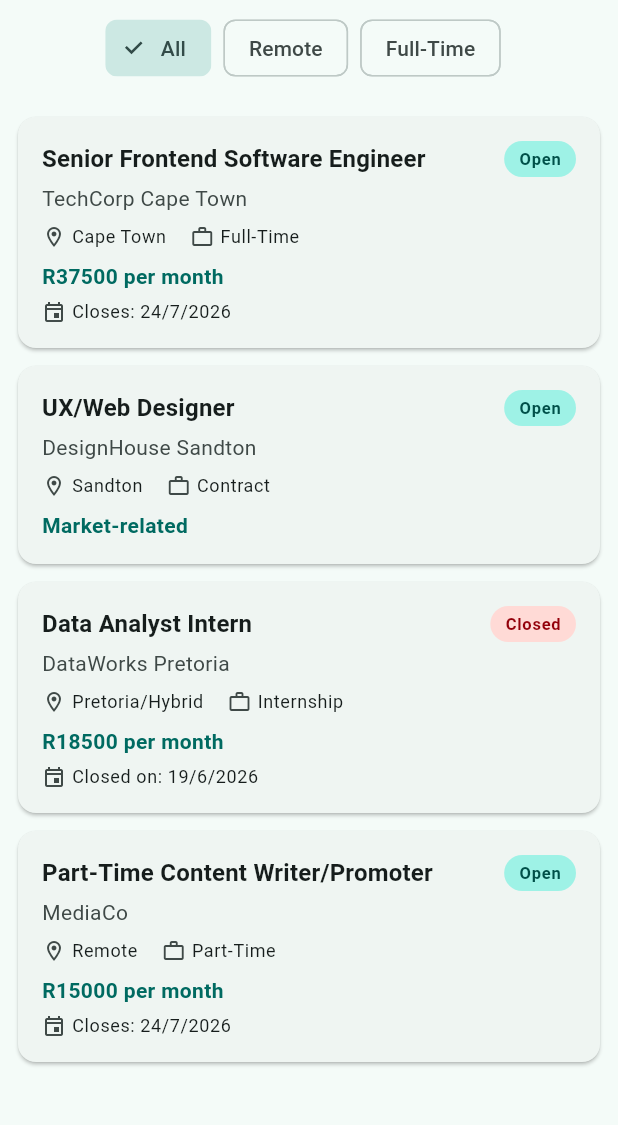
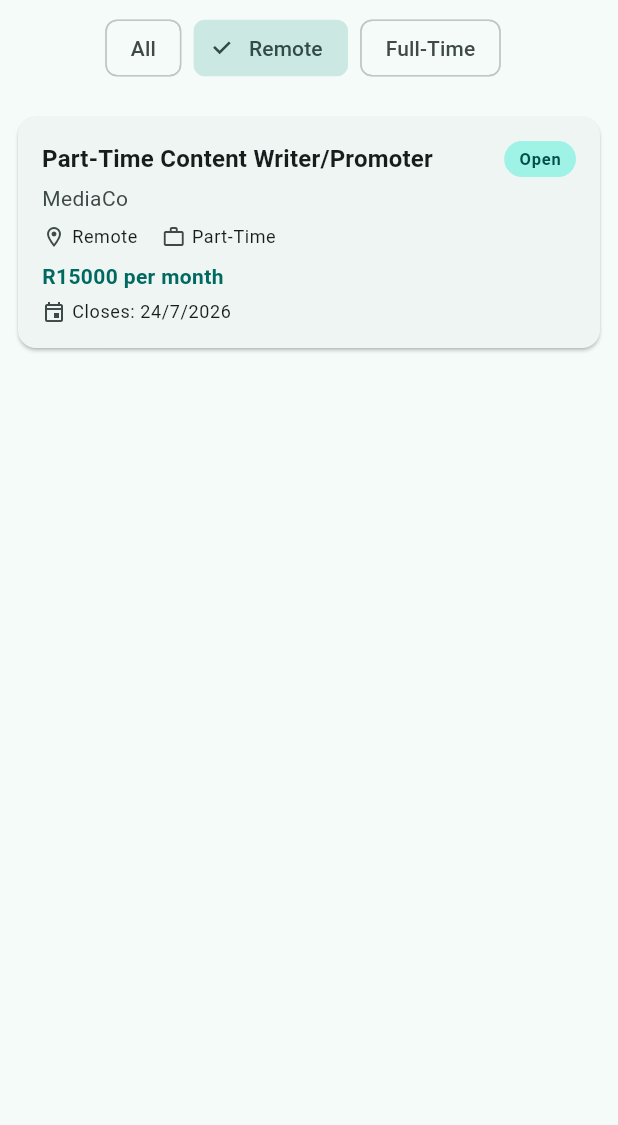
Before and after one commit to Kavin-Maziya/CareerHub_Mobile, a Flutter app: the screen it shows after launch, after a tap on "Remote", on a phone screen of 412 x 824 dp, the part 84-1209 px from its top. Run offline on Flutter 3.47's test engine with Material 3 defaults, Android fonts, the phone set to English and light mode, and no system bars; our stand-ins replace flutter_riverpod.

Commit message:
feat: Part 3 - Convert HomeScreen to ConsumerWidget and wire providers

```diff
--- a/lib/screens/home_screen.dart
+++ b/lib/screens/home_screen.dart
@@ -1,78 +1,42 @@
+
 import 'package:careerhub_mobile/models/job.dart';
+import 'package:flutter/material.dart';
+import 'package:flutter_riverpod/flutter_riverpod.dart';
+import 'package:careerhub_mobile/providers/jobs_provider.dart';
 import 'package:careerhub_mobile/widgets/job_card.dart';
-import 'package:flutter/material.dart';
 
-class HomeScreen extends StatelessWidget {
+
+class HomeScreen extends ConsumerWidget {
   const HomeScreen({super.key});
 
-  static final List<Job> _jobs = [
-
-    //Job 1 - Fully populated, open job.
-    Job(
-      title: 'Senior Frontend Software Engineer',
-      company: 'TechCorp Cape Town',
-      location: 'Cape Town',
-      description: 'We are looking for a talented Senior Frontend Engineer...',
-      employmentType: 'Full-Time',
-      isOpen: true,
-      salary: 37500,
-      closingDate: DateTime(2026, 7, 24),
-    ),
-
-    // Job 2 - Open job, no salary disclosed, no closing date.
-    Job(
-      title: 'UX/Web Designer',
-      company: 'DesignHouse Sandton',
-      location: 'Sandton',
-      description: 'We are looking for a creative UX/Web Designer...',
-      employmentType: 'Contract',
-      isOpen: true,
-    ),
-
-    // Job 3 - Closed job via named constructor.
-    Job.closed(
-      title: 'Data Analyst Intern',
-      company: 'DataWorks Pretoria',
-      location: 'Pretoria/Hybrid',
-      description: 'We are looking for a Data Analyst Intern...',
-      employmentType: 'Internship',
-      salary: 18500,
-      closingDate: DateTime(2026, 6, 19),
-    ),
-
-    // Job 4 - Remote job via named constructor.
-    Job.remote(
-      title: 'Part-Time Content Writer/Promoter',
-      company: 'MediaCo',
-      description: 'We are looking for a Content Writer...',
-      employmentType: 'Part-Time',
-      isOpen: true,
-      salary: 15000,
-      closingDate: DateTime(2026, 7, 24),
-    ),
-  ];
-
-  // Visual-only filter chips
   static const List<String> _filters = ['All', 'Remote', 'Full-Time'];
 
-  // Shared by both the list and the grid, so there's only one place
-  // that builds a card from an index — no duplicated itemBuilder logic.
-  Widget _buildCard(BuildContext context, int index) {
-    return JobCard(job: _jobs[index]);
+  // Shared by both the list and the grid -- takes the already-filtered
+  // jobs list directly, since the data source is no longer a field on
+  // this widget.
+  Widget _buildCard(BuildContext context, List<Job> jobs, int index) {
+    return JobCard(job: jobs[index]);
   }
 
   @override
-  Widget build(BuildContext context) {
+  Widget build(BuildContext context, WidgetRef ref) {
     final theme = Theme.of(context);
+
+    // ref.watch here -- this build() must rebuild whenever the filtered
+    // jobs value changes, whether that's a filter tap or the underlying
+    // job list finishing its load.
+    final filteredJobsAsync = ref.watch(filteredJobsProvider);
+    final selectedFilter = ref.watch(selectedFilterProvider);
 
     return Scaffold(
       appBar: AppBar(
         title: const Text('CareerHub'),
         backgroundColor: theme.colorScheme.primaryContainer,
       ),
-
       body: Column(
         children: [
+          // Filter chip row stays pinned above the list or grid,
+          // no matter which AsyncValue state is showing below it.
           Padding(
             padding: const EdgeInsets.symmetric(horizontal: 12, vertical: 8),
             child: SingleChildScrollView(
@@ -84,9 +48,15 @@ class HomeScreen extends StatelessWidget {
                         padding: const EdgeInsets.only(right: 8),
                         child: ChoiceChip(
                           label: Text(label),
-                          selected: label == 'All',
+                          // Selection is driven by the provider value,
+                          // not local widget state.
+                          selected: label == selectedFilter,
                           onSelected: (_) {
-                            // Filtering logic upcoming
+                            // ref.read here -- this is a callback, not
+                            // build(). We're updating state once in
+                            // response to a tap, not subscribing to it.
+                            ref.read(selectedFilterProvider.notifier).state =
+                                label;
                           },
                         ),
                       ),
@@ -95,9 +65,65 @@ class HomeScreen extends StatelessWidget {
               ),
             ),
           ),
-          // Only the scrollable content (list or grid) sits inside Expanded + LayoutBuilder
+
           Expanded(
-            child: LayoutBuilder(
+            child: filteredJobsAsync.when(
+              loading: () => const Center(
+                child: CircularProgressIndicator(),
+              ),
+              error: (error, stackTrace) => Center(
+                child: Padding(
+                  padding: const EdgeInsets.all(24),
+                  child: Column(
+                    mainAxisSize: MainAxisSize.min,
+                    children: [
+                      Icon(
+                        Icons.error_outline,
+                        size: 48,
+                        color: theme.colorScheme.error,
+                      ),
+                      const SizedBox(height: 12),
+                      Text(
+                        'Something went wrong loading jobs.',
+                        style: theme.textTheme.bodyMedium,
+                        textAlign: TextAlign.center,
+                      ),
+                      const SizedBox(height: 16),
+                      FilledButton(
+                        onPressed: () => ref.invalidate(jobsProvider),
+                        child: const Text('Retry'),
+                      ),
+                    ],
+                  ),
+                ),
+              ),
+              data: (jobs) {
+                // An empty filtered result with message, not a blank body.
+                if (jobs.isEmpty) {
+                  return Center(
+                    child: Padding(
+                      padding: const EdgeInsets.all(24),
+                      child: Column(
+                        mainAxisSize: MainAxisSize.min,
+                        children: [
+                          Icon(
+                            Icons.search_off,
+                            size: 48,
+                            color: theme.colorScheme.onSurfaceVariant,
+                          ),
+                          const SizedBox(height: 12),
+                          Text(
+                            'No jobs match this filter.',
+                            style: theme.textTheme.bodyMedium,
+                            textAlign: TextAlign.center,
+                          ),
+                        ],
+                      ),
+                    ),
+                  );
+                }
+
+                return LayoutBuilder(
                   builder: (context, constraints) {
                     final isWide = constraints.maxWidth >= 600;
 
@@ -111,15 +137,19 @@ class HomeScreen extends StatelessWidget {
                           crossAxisSpacing: 8,
                           mainAxisSpacing: 8,
                         ),
-                    itemCount: _jobs.length,
-                    itemBuilder: _buildCard,
+                        itemCount: jobs.length,
+                        itemBuilder: (context, index) =>
+                            _buildCard(context, jobs, index),
                       );
                     }
 
                     return ListView.builder(
                       padding: const EdgeInsets.symmetric(vertical: 8),
-                  itemCount: _jobs.length,
-                  itemBuilder: _buildCard,
+                      itemCount: jobs.length,
+                      itemBuilder: (context, index) =>
+                          _buildCard(context, jobs, index),
+                    );
+                  },
                 );
               },
             ),
```
Lines whose indentation alone changed are shown as unchanged.
